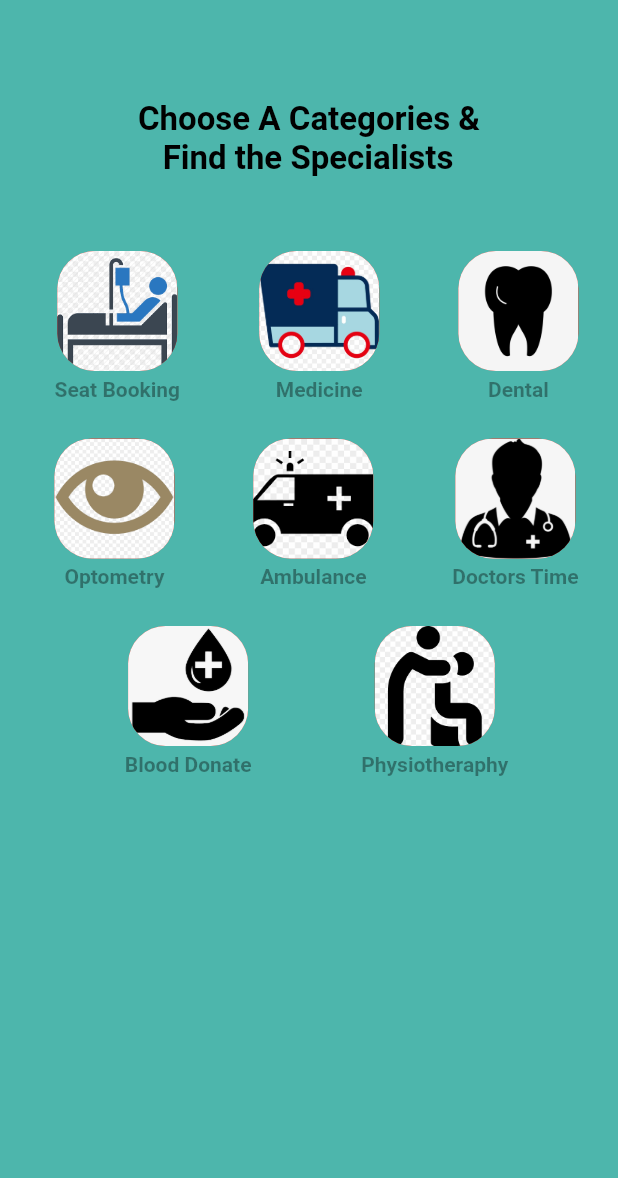
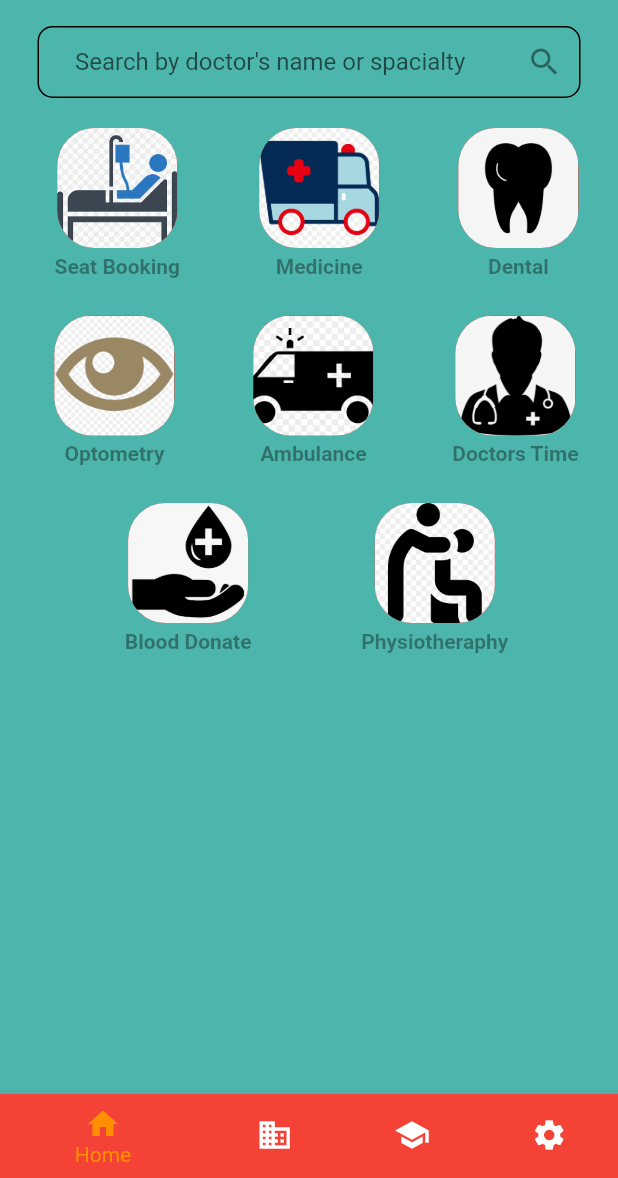
Before and after one commit to abuniaz/e_health_ui, a Flutter app: the HomeTwo screen opened directly, on a phone screen of 412 x 824 dp, the part 58-1236 px from its top. Run offline on Flutter 3.47's test engine with Material 2 defaults, Android fonts, the phone set to English and light mode, and no system bars.

Commit message:
Update home2.dart

```diff
--- a/lib/Start_Page/home2.dart
+++ b/lib/Start_Page/home2.dart
@@ -1,10 +1,43 @@
 import 'package:flutter/material.dart';
-import 'package:health_care/Doctors_List/doctors_list.dart';
+
 import 'package:health_care/Start_Page/drawer_site.dart';
 import 'package:health_care/Start_Page/row_with_fea_One.dart';
 
-class HomeTwo extends StatelessWidget {
+class HomeTwo extends StatefulWidget {
   const HomeTwo({Key? key}) : super(key: key);
+
+  @override
+  State<HomeTwo> createState() => _HomeTwoState();
+}
+
+class _HomeTwoState extends State<HomeTwo> {
+  int _selectedIndex = 0;
+  static const TextStyle optionStyle =
+      TextStyle(fontSize: 30, fontWeight: FontWeight.bold);
+  static const List<Widget> _widgetOptions = <Widget>[
+    Text(
+      'Index 0: Home',
+      style: optionStyle,
+    ),
+    Text(
+      'Index 1: Business',
+      style: optionStyle,
+    ),
+    Text(
+      'Index 2: School',
+      style: optionStyle,
+    ),
+    Text(
+      'Index 3: Settings',
+      style: optionStyle,
+    ),
+  ];
+
+  void _onItemTapped(int index) {
+    setState(() {
+      _selectedIndex = index;
+    });
+  }
 
   @override
   Widget build(BuildContext context) {
@@ -28,19 +61,27 @@ class HomeTwo extends StatelessWidget {
         color: Colors.teal[300],
         child: Column(
           children: [
-            Container(
-              height: 150,
-              width: 500,
-              decoration: const BoxDecoration(),
-              child: const Center(
-                child: Text(
-                  'Choose A Categories &\n   Find the Specialists ',
-                  style: TextStyle(
-                      fontSize: 22,
-                      color: Colors.black,
-                      fontWeight: FontWeight.bold),
+            Padding(
+              padding: const EdgeInsets.only(left: 25, right: 25),
+              child: Container(
+                decoration: const BoxDecoration(),
+                child: TextFormField(
+                  decoration: InputDecoration(
+                    hintText: "Search by doctor's name or spacialty",
+                    suffixIcon: const Icon(Icons.search),
+                    enabledBorder: OutlineInputBorder(
+                        borderRadius: BorderRadius.circular(10), gapPadding: 4),
+                    focusedBorder: OutlineInputBorder(
+                      borderRadius: BorderRadius.circular(10),
+                      borderSide: const BorderSide(color: Colors.blue),
+                      gapPadding: 4,
+                    ),
+                  ),
                 ),
               ),
+            ),
+            const SizedBox(
+              height: 20,
             ),
             const RowWithFeatureOne()
           ],
@@ -49,6 +90,33 @@ class HomeTwo extends StatelessWidget {
       drawer: const Drawer(
         child: DrawerListview(),
       ),
+      bottomNavigationBar: BottomNavigationBar(
+        items: const <BottomNavigationBarItem>[
+          BottomNavigationBarItem(
+            icon: Icon(Icons.home),
+            label: 'Home',
+            backgroundColor: Colors.red,
+          ),
+          BottomNavigationBarItem(
+            icon: Icon(Icons.business),
+            label: 'Business',
+            backgroundColor: Colors.green,
+          ),
+          BottomNavigationBarItem(
+            icon: Icon(Icons.school),
+            label: 'School',
+            backgroundColor: Colors.purple,
+          ),
+          BottomNavigationBarItem(
+            icon: Icon(Icons.settings),
+            label: 'Settings',
+            backgroundColor: Colors.pink,
+          ),
+        ],
+        currentIndex: _selectedIndex,
+        selectedItemColor: Colors.amber[800],
+        onTap: _onItemTapped,
+      ),
     );
   }
 }
```
